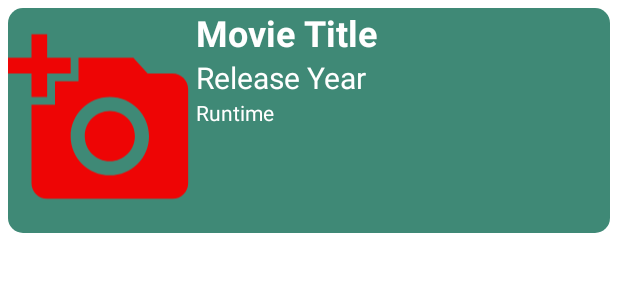
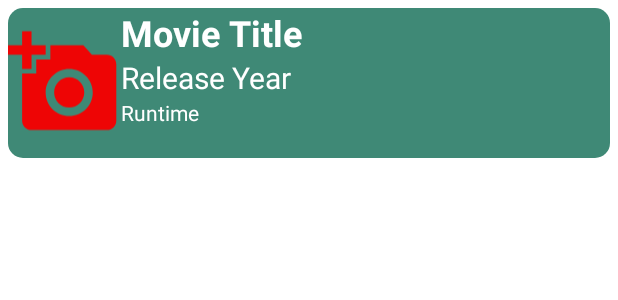
Before and after one commit to Kipbett/Wolf-Entertainment-Android, an Android app: the layout movie_layout.xml on its own in the app's theme, with its tools: preview values and no code run, on a phone screen of 412 x 824 dp. Shown: the top 300 px of the screen. Run offline under Robolectric (Android 15) with nearby library versions, the phone set to English and light mode, and no system bars; network calls fail.

Commit message:
Changed the dimension of the image in the movie layout

```diff
--- a/app/src/main/res/layout/movie_layout.xml
+++ b/app/src/main/res/layout/movie_layout.xml
@@ -16,8 +16,8 @@
 
         <ImageView
             android:id="@+id/lyImage"
-            android:layout_width="250dp"
-            android:layout_height="150dp"
+            android:layout_width="150dp"
+            android:layout_height="100dp"
             android:layout_weight="1"
             app:srcCompat="@drawable/ic_baseline_add_a_photo_24" />
 
```
